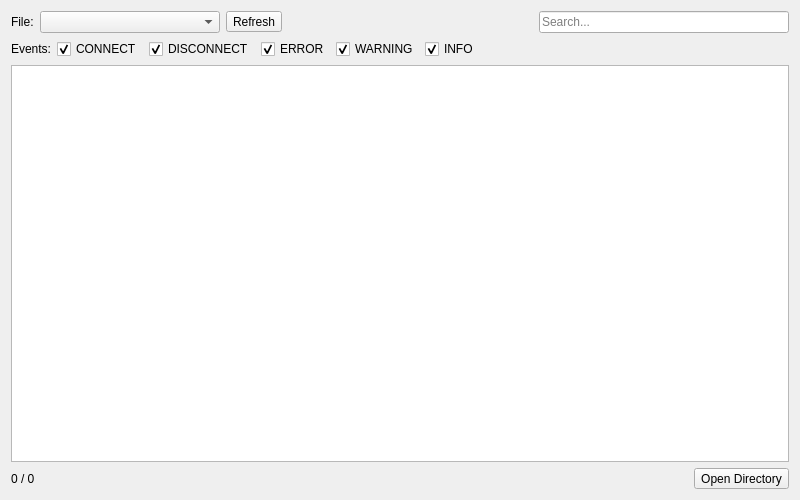
The window that source/host/ui/security_log_dialog.ui (dchapyshev/aspia) describes before a commit, drawn with Qt 5.
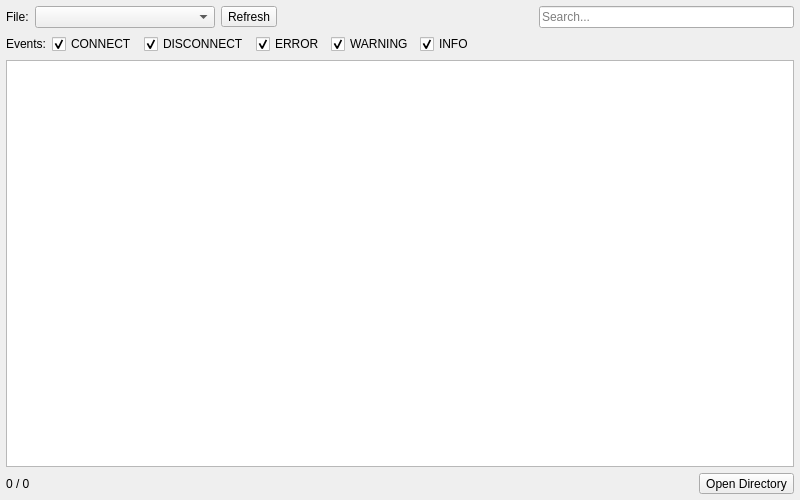
The same window after the commit.

Patch:
```diff
--- a/source/host/ui/security_log_dialog.ui
+++ b/source/host/ui/security_log_dialog.ui
@@ -14,6 +14,18 @@
    <string>Security Log</string>
   </property>
   <layout class="QVBoxLayout" name="layout_main">
+   <property name="leftMargin">
+    <number>6</number>
+   </property>
+   <property name="topMargin">
+    <number>6</number>
+   </property>
+   <property name="rightMargin">
+    <number>6</number>
+   </property>
+   <property name="bottomMargin">
+    <number>6</number>
+   </property>
    <item>
     <layout class="QHBoxLayout" name="layout_top">
      <item>
```
